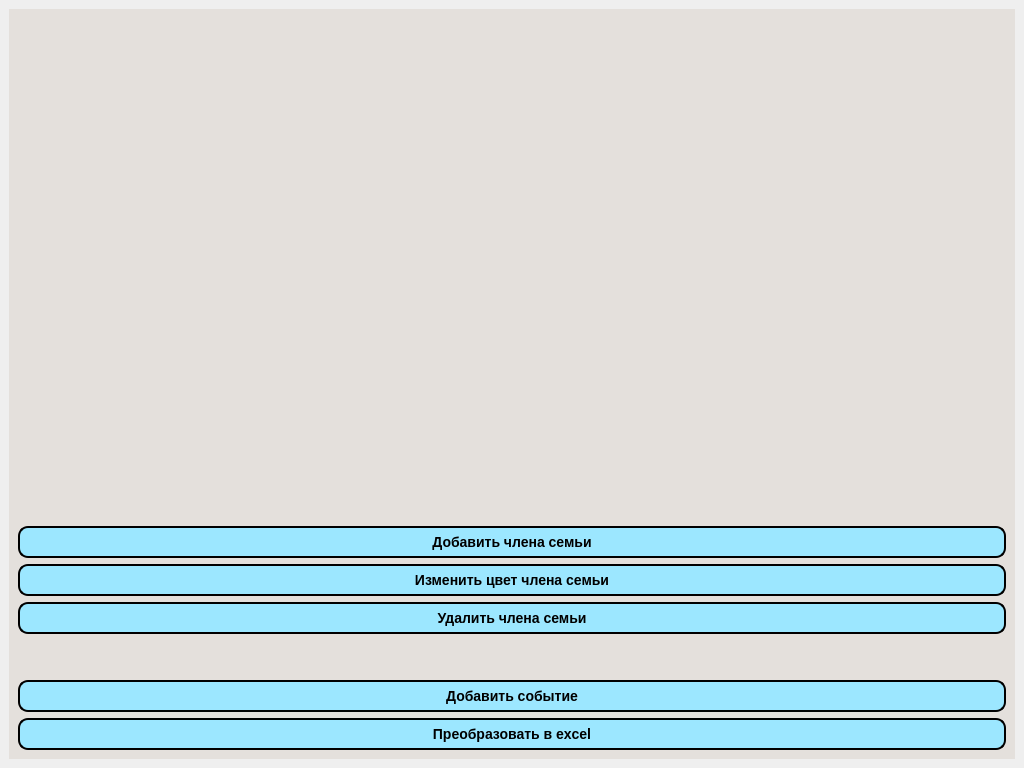
Old version of the form DialogsDesigns/design.ui in the repository Sergey207/FamilyCalendar.
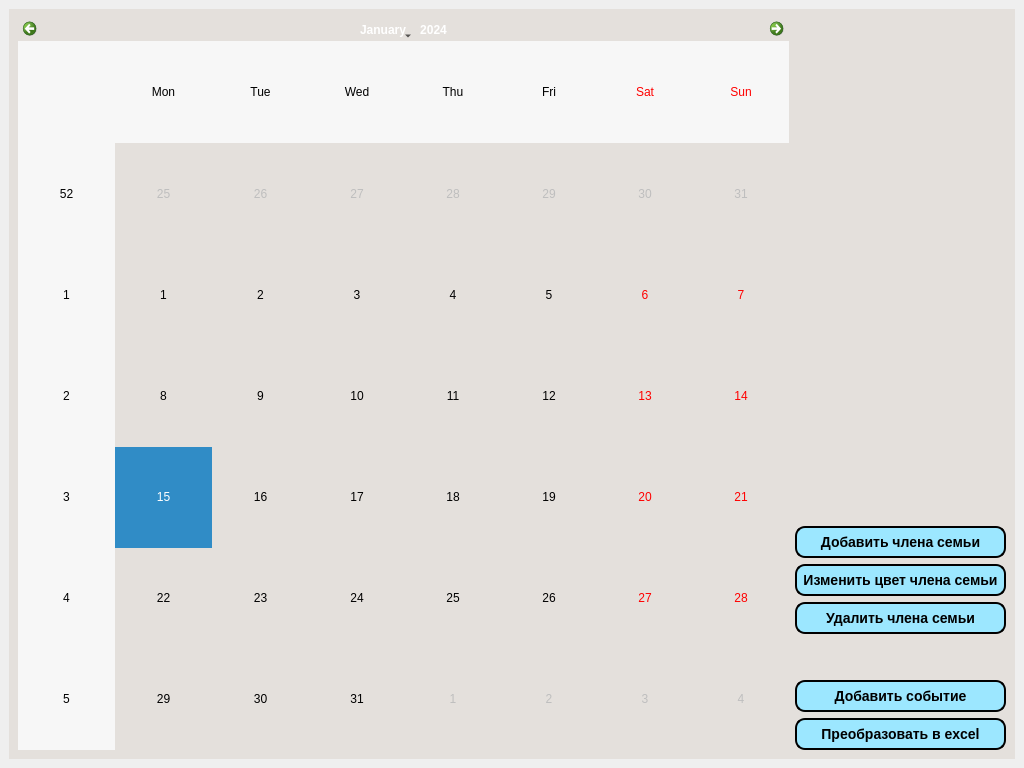
New version of the form.

Patch:
```diff
--- a/DialogsDesigns/design.ui
+++ b/DialogsDesigns/design.ui
@@ -47,6 +47,9 @@
         <string notr="true">background-color: rgb(228, 224, 220);</string>
        </property>
        <layout class="QHBoxLayout" name="horizontalLayout_9">
+        <item>
+         <widget class="QCalendarWidget" name="calendarWidget"/>
+        </item>
         <item>
          <layout class="QVBoxLayout" name="verticalLayout" stretch="1,0,0,0,0,0,0">
           <item>
```
